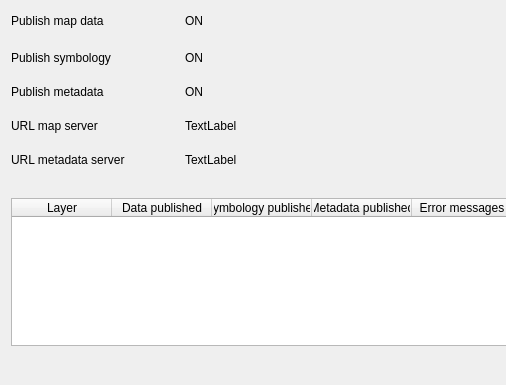
The window that geocatbridge/ui/publishreportdialog.ui (GeoCat/qgis-bridge-plugin) describes before a commit, drawn with Qt 5; both pictures show x 0 to 506 and y 0 to 385 of the 736 by 385 pixel window.
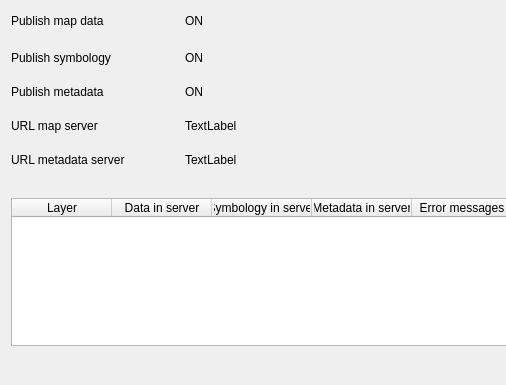
The same window after the commit.

Commit message: fixed wording of some labels

Diff of the .ui file:
```diff
--- a/geocatbridge/ui/publishreportdialog.ui
+++ b/geocatbridge/ui/publishreportdialog.ui
@@ -145,17 +145,17 @@
      </column>
      <column>
       <property name="text">
-       <string>Data published</string>
+       <string>Data in server</string>
       </property>
      </column>
      <column>
       <property name="text">
-       <string>Symbology published</string>
+       <string>Symbology in server</string>
       </property>
      </column>
      <column>
       <property name="text">
-       <string>Metadata published</string>
+       <string>Metadata in server</string>
       </property>
      </column>
      <column>
```
The commit also changes 1 other file.
